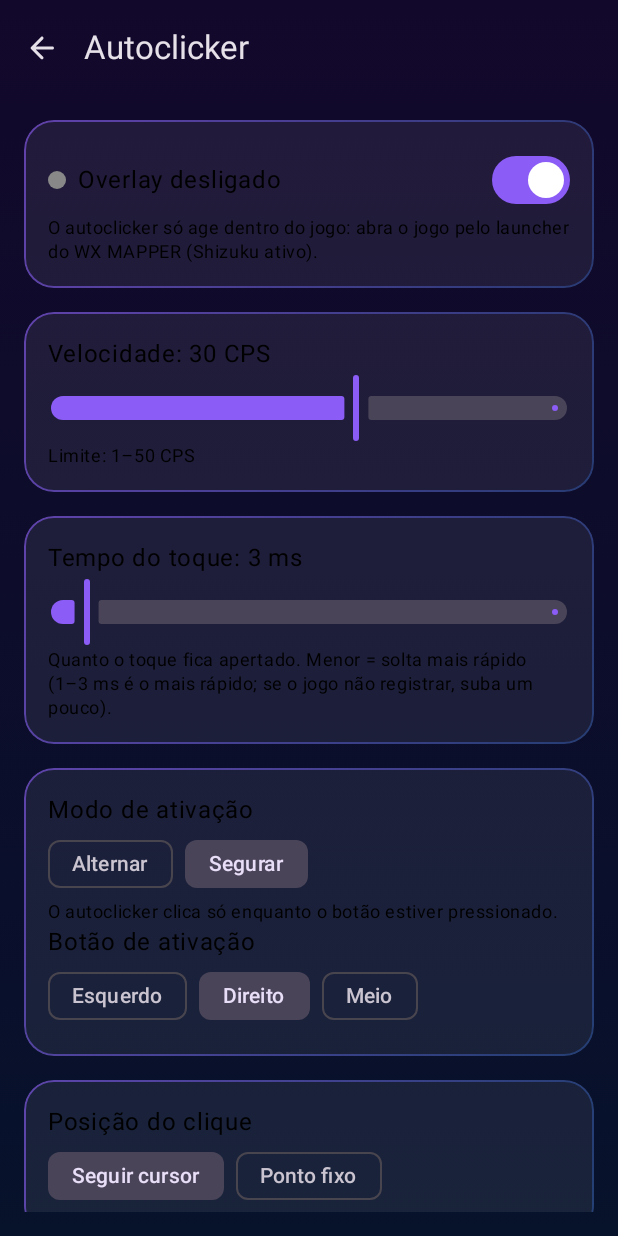
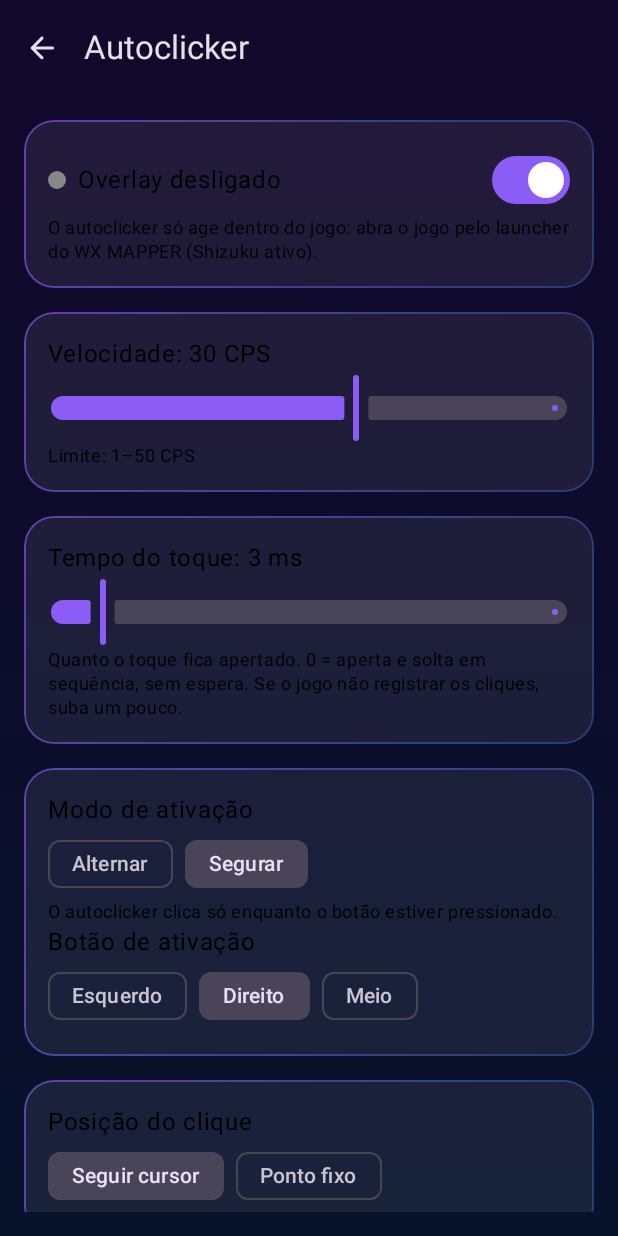
Before and after one commit to ezzzbypassbgipbaneueu-cmd/wx-mapper, an Android app built with Jetpack Compose: the screen it shows after launch (MainActivity), after a tap on "Autoclicker", on a phone screen of 412 x 824 dp. Run offline under Robolectric (Android 15) with nearby library versions, the phone set to English and light mode, and no system bars; our stand-ins replace Dagger/Hilt's generated code, constraintlayout-compose; libraries missing offline, so code that uses them is left out: rikka.shizuku; pictures from the network do not load; 4 statements that could not run were skipped.

Commit message:
Fix essa bosta5

```diff
--- a/app/src/main/java/com/wx/mapper/autoclicker/AutoClicker.kt
+++ b/app/src/main/java/com/wx/mapper/autoclicker/AutoClicker.kt
@@ -47,8 +47,8 @@ class AutoClicker(
 
                     val c = currentConfig
                     val periodMs = (1000f / c.cps).toLong().coerceAtLeast(1L)
-                    // Toque curto: só o tempo configurado (padrão 3 ms), nunca mais da metade do ciclo.
-                    val holdMs = c.holdMs.coerceAtMost((periodMs / 2).coerceAtLeast(1L)).coerceAtLeast(1L)
+                    // Toque curto: só o tempo configurado (padrão 3 ms; 0 = solta logo em seguida), nunca mais da metade do ciclo.
+                    val holdMs = c.holdMs.coerceIn(0L, periodMs / 2)
                     val restMs = (periodMs - holdMs).coerceAtLeast(1L)
                     val position = currentPosition?.invoke() ?: Offset.Zero
 
--- a/app/src/main/java/com/wx/mapper/autoclicker/AutoClickerConfig.kt
+++ b/app/src/main/java/com/wx/mapper/autoclicker/AutoClickerConfig.kt
@@ -37,7 +37,7 @@ data class AutoClickerConfig(
         const val MIN_CPS = 1f
         const val MAX_CPS = 50f
         const val DEFAULT_CPS = 30f
-        const val MIN_HOLD_MS = 1L
+        const val MIN_HOLD_MS = 0L
         const val MAX_HOLD_MS = 30L
         const val DEFAULT_HOLD_MS = 3L
     }
--- a/app/src/main/java/com/wx/mapper/ui/AutoclickerScreen.kt
+++ b/app/src/main/java/com/wx/mapper/ui/AutoclickerScreen.kt
@@ -100,14 +100,14 @@ fun AutoclickerScreen(
             }
 
             GlassCard {
-                Text("Tempo do toque: ${cfg.holdMs} ms")
+                Text(if (cfg.holdMs == 0L) "Tempo do toque: instantâneo (0 ms)" else "Tempo do toque: ${cfg.holdMs} ms")
                 Slider(
                     value = cfg.holdMs.toFloat(),
                     onValueChange = { cfg = cfg.copy(holdMs = it.roundToInt().toLong()) },
                     onValueChangeFinished = { update(cfg) },
                     valueRange = AutoClickerConfig.MIN_HOLD_MS.toFloat()..AutoClickerConfig.MAX_HOLD_MS.toFloat()
                 )
-                Text("Quanto o toque fica apertado. Menor = solta mais rápido (1–3 ms é o mais rápido; se o jogo não registrar, suba um pouco).", style = MaterialTheme.typography.bodySmall)
+                Text("Quanto o toque fica apertado. 0 = aperta e solta em sequência, sem espera. Se o jogo não registrar os cliques, suba um pouco.", style = MaterialTheme.typography.bodySmall)
             }
 
             GlassCard {
```
